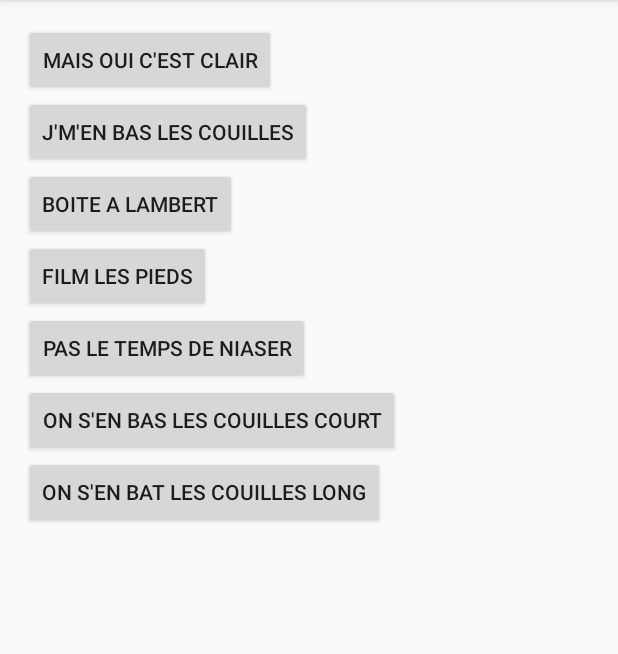
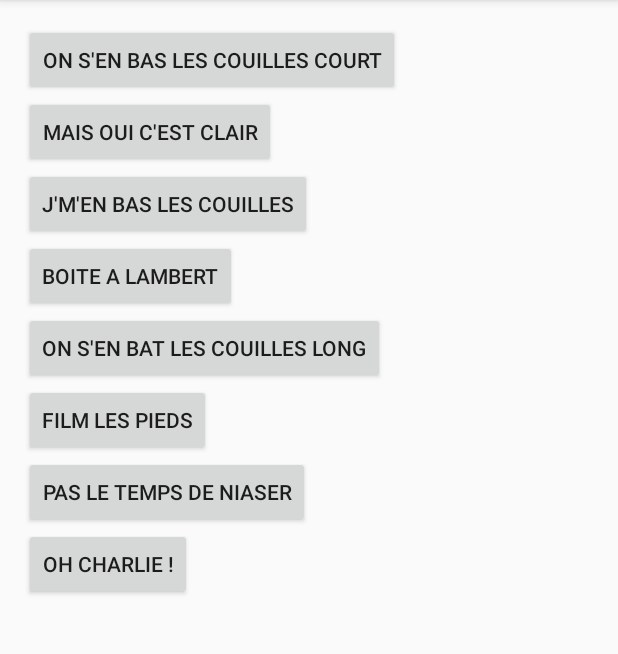
Before and after one commit to MatthieuCotton/SoundBox, an Android app: the screen it shows after launch (MainActivity), on a phone screen of 412 x 824 dp, the part 84-738 px from its top. Run offline under Robolectric (Android 15) with nearby library versions, the phone set to English and light mode, and no system bars.

Commit message:
Leger refactor + ajout charlie

```diff
--- a/app/src/main/java/com/orange/matthieu/soudbox/MainActivity.java
+++ b/app/src/main/java/com/orange/matthieu/soudbox/MainActivity.java
@@ -5,7 +5,6 @@ import android.media.MediaPlayer;
 import android.os.Bundle;
 import android.support.v7.app.AppCompatActivity;
 import android.support.v7.widget.Toolbar;
-import android.util.Log;
 import android.view.View;
 import android.view.Menu;
 import android.view.MenuItem;
@@ -14,15 +13,6 @@ import android.widget.Button;
 public class MainActivity extends AppCompatActivity implements View.OnClickListener {
 
     public final static String TAG = MainActivity.class.getSimpleName();
-
-    private Button mBtnOnSenBatLesCouillesCourt;
-    private Button mBtnMalou;
-    private Button mBtnMakelele;
-    private Button mBtnlambert;
-    private Button mBtnOnSenBatLesCouillesLong;
-    private Button mBtnFilmLesPieds;
-    private Button mBtnPasltps;
-    private Button mButton8;
 
     private MediaPlayer mMediaPlayer;
 
@@ -69,22 +59,18 @@ public class MainActivity extends AppCompatActivity implements View.OnClickListe
             case R.id.onSenBatLesCouillesCourt:
                 mMediaPlayer = MediaPlayer.create(this, R.raw.onsenbatcourt);
                 mMediaPlayer.start();
-                Log.d(TAG, "onClick: button1");
                 break;
             case R.id.Malou:
                 mMediaPlayer = MediaPlayer.create(this, R.raw.malou);
                 mMediaPlayer.start();
-                Log.d(TAG, "onClick: button2");
                 break;
             case R.id.Makelele:
                 mMediaPlayer = MediaPlayer.create(this, R.raw.makelele);
                 mMediaPlayer.start();
-                Log.d(TAG, "onClick: button3");
                 break;
             case R.id.lambert:
                 mMediaPlayer = MediaPlayer.create(this, R.raw.boitalambert);
                 mMediaPlayer.start();
-                Log.d(TAG, "onClick: button4");
                 break;
             case R.id.onSenBatLesCouillesLong:
                 mMediaPlayer = MediaPlayer.create(this, R.raw.on_sen_bat_les_couilles);
@@ -98,28 +84,43 @@ public class MainActivity extends AppCompatActivity implements View.OnClickListe
                 mMediaPlayer = MediaPlayer.create(this, R.raw.pasltpsniaser);
                 mMediaPlayer.start();
                 break;
+            case R.id.charlie:
+                mMediaPlayer = MediaPlayer.create(this, R.raw.ohcharlie);
+                mMediaPlayer.start();
+                break;
 
         }
 
     }
 
     private void initBtn() {
-        mBtnOnSenBatLesCouillesCourt = (Button) findViewById(R.id.onSenBatLesCouillesCourt);
-        mBtnMalou = (Button) findViewById(R.id.Malou);
-        mBtnMakelele = (Button) findViewById(R.id.Makelele);
-        mBtnlambert = (Button) findViewById(R.id.lambert);
-        mBtnOnSenBatLesCouillesLong = (Button) findViewById(R.id.onSenBatLesCouillesLong);
-        mBtnFilmLesPieds = (Button) findViewById(R.id.filmLesPieds);
-        mBtnPasltps = (Button) findViewById(R.id.pasltps);
 
+        Button btnOnSenBatLesCouillesCourt;
+        Button btnMalou;
+        Button btnMakelele;
+        Button btnlambert;
+        Button btnOnSenBatLesCouillesLong;
+        Button btnFilmLesPieds;
+        Button btnPasltps;
+        Button btnCharlie;
 
-        mBtnOnSenBatLesCouillesCourt.setOnClickListener(this);
-        mBtnMalou.setOnClickListener(this);
-        mBtnMakelele.setOnClickListener(this);
-        mBtnlambert.setOnClickListener(this);
-        mBtnOnSenBatLesCouillesLong.setOnClickListener(this);
-        mBtnFilmLesPieds.setOnClickListener(this);
-        mBtnPasltps.setOnClickListener(this);
+        btnOnSenBatLesCouillesCourt = (Button) findViewById(R.id.onSenBatLesCouillesCourt);
+        btnMalou = (Button) findViewById(R.id.Malou);
+        btnMakelele = (Button) findViewById(R.id.Makelele);
+        btnlambert = (Button) findViewById(R.id.lambert);
+        btnOnSenBatLesCouillesLong = (Button) findViewById(R.id.onSenBatLesCouillesLong);
+        btnFilmLesPieds = (Button) findViewById(R.id.filmLesPieds);
+        btnPasltps = (Button) findViewById(R.id.pasltps);
+        btnCharlie = (Button) findViewById(R.id.charlie);
+
+        btnOnSenBatLesCouillesCourt.setOnClickListener(this);
+        btnMalou.setOnClickListener(this);
+        btnMakelele.setOnClickListener(this);
+        btnlambert.setOnClickListener(this);
+        btnOnSenBatLesCouillesLong.setOnClickListener(this);
+        btnFilmLesPieds.setOnClickListener(this);
+        btnPasltps.setOnClickListener(this);
+        btnCharlie.setOnClickListener(this);
     }
 
 }
--- a/app/src/main/res/layout/content_main.xml
+++ b/app/src/main/res/layout/content_main.xml
@@ -12,59 +12,67 @@
     tools:context="com.orange.matthieu.soudbox.MainActivity"
     tools:showIn="@layout/activity_main">
 
+    <ScrollView
+        android:layout_width="match_parent"
+        android:layout_height="match_parent">
+
+        <LinearLayout
+            android:layout_width="match_parent"
+            android:layout_height="wrap_content"
+            android:orientation="vertical">
+
             <Button
                 android:layout_width="wrap_content"
                 android:layout_height="wrap_content"
                 android:text="On s&apos;en bas les couilles court"
-        android:id="@+id/onSenBatLesCouillesCourt"
-        android:layout_below="@+id/pasltps"
-        android:layout_alignParentStart="true" />
+                android:id="@+id/onSenBatLesCouillesCourt" />
 
             <Button
                 android:layout_width="wrap_content"
                 android:layout_height="wrap_content"
                 android:text="Mais oui c&apos;est clair"
-        android:id="@+id/Malou"
-        android:layout_alignParentTop="true"
-        android:layout_alignParentStart="true" />
+                android:id="@+id/Malou" />
 
             <Button
                 android:layout_width="wrap_content"
                 android:layout_height="wrap_content"
                 android:text="J&apos;m&apos;en bas les couilles"
-        android:id="@+id/Makelele"
-        android:layout_below="@+id/Malou"
-        android:layout_alignParentStart="true" />
+                android:id="@+id/Makelele" />
 
             <Button
                 android:layout_width="wrap_content"
                 android:layout_height="wrap_content"
                 android:text="Boite a lambert"
-        android:id="@+id/lambert"
-        android:layout_below="@+id/Makelele"
-        android:layout_alignParentStart="true" />
+                android:id="@+id/lambert" />
 
             <Button
                 android:layout_width="wrap_content"
                 android:layout_height="wrap_content"
                 android:text="On s&apos;en bat les couilles long"
-        android:id="@+id/onSenBatLesCouillesLong"
-        android:layout_below="@+id/onSenBatLesCouillesCourt"
-        android:layout_alignParentStart="true" />
+                android:id="@+id/onSenBatLesCouillesLong" />
 
             <Button
                 android:layout_width="wrap_content"
                 android:layout_height="wrap_content"
                 android:text="film les pieds"
-        android:id="@+id/filmLesPieds"
-        android:layout_below="@+id/lambert"
-        android:layout_alignParentStart="true" />
+                android:id="@+id/filmLesPieds" />
 
             <Button
                 android:layout_width="wrap_content"
                 android:layout_height="wrap_content"
                 android:text="Pas le temps de niaser"
-        android:id="@+id/pasltps"
-        android:layout_below="@+id/filmLesPieds"
-        android:layout_alignParentStart="true" />
+                android:id="@+id/pasltps" />
+
+            <Button
+                android:layout_width="wrap_content"
+                android:layout_height="wrap_content"
+                android:text="Oh Charlie !"
+                android:id="@+id/charlie" />
+
+
+        </LinearLayout>
+
+
+    </ScrollView>
+
 </RelativeLayout>
```
Also changed, not shown: 1 other file. Lines whose indentation alone changed are shown as unchanged.
